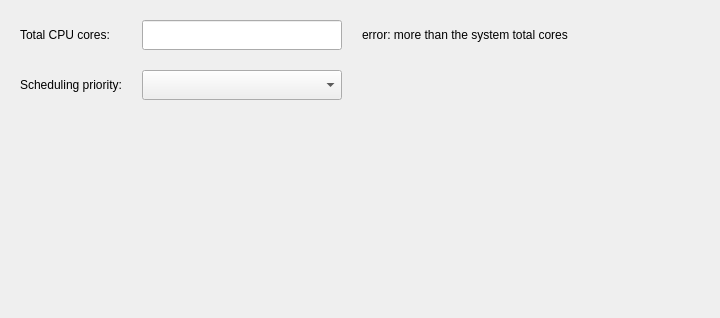
This is src/pages/container/base-configuration/cpu-conf-tab.ui in openeuler-mirror/ks-scmc-gui as Qt 5 draws it before an edit. The edited form follows.
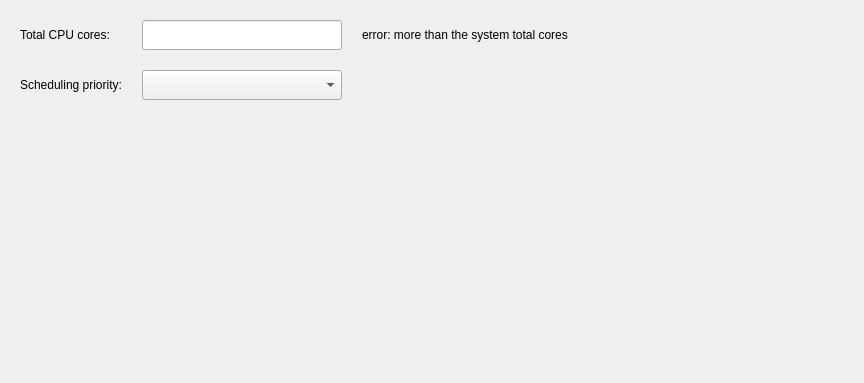
This is the edited form.

Commit message: fix（pages）：modify code changes - 当用户没有输入时，设置默认cpu核心数为系统核心数，设置最小cpu核心数必须大于0

Patch:
```diff
--- a/src/pages/container/base-configuration/cpu-conf-tab.ui
+++ b/src/pages/container/base-configuration/cpu-conf-tab.ui
@@ -6,8 +6,8 @@
    <rect>
     <x>0</x>
     <y>0</y>
-    <width>720</width>
-    <height>318</height>
+    <width>864</width>
+    <height>383</height>
    </rect>
   </property>
   <property name="windowTitle">
```
